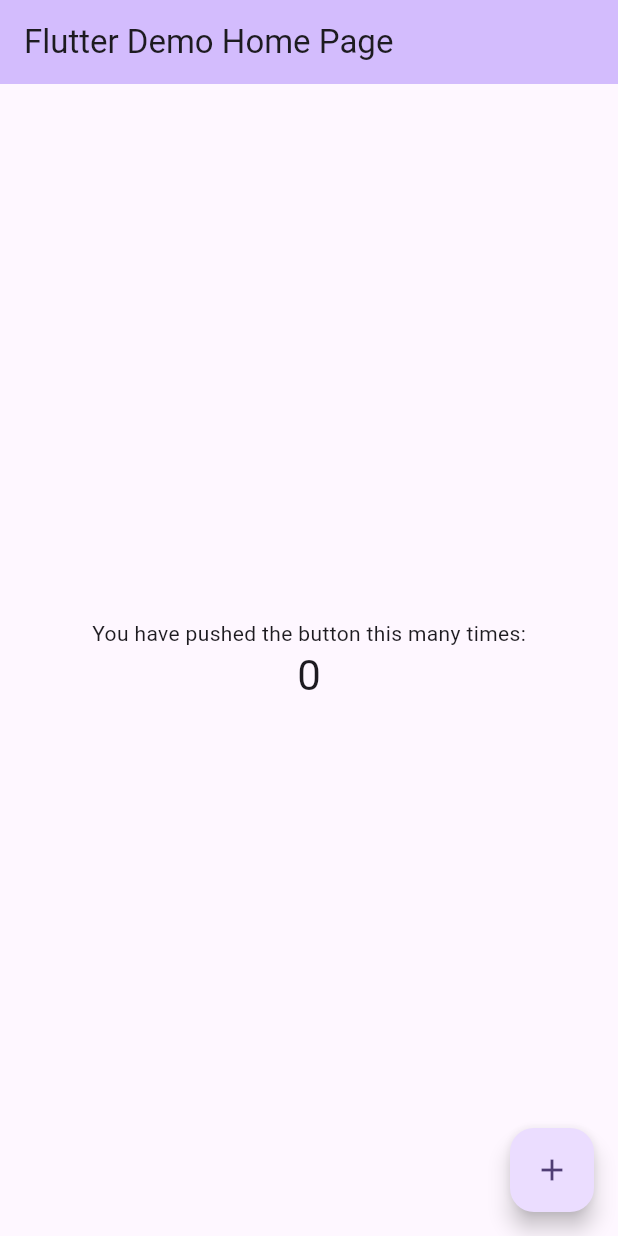
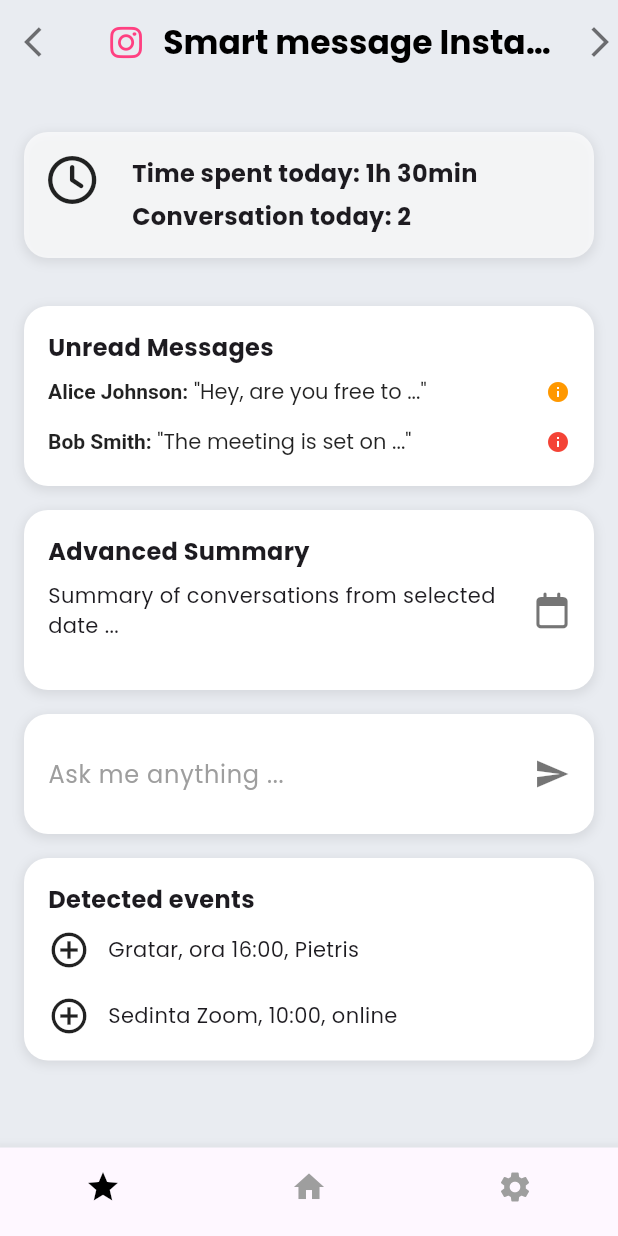
Before and after one commit to BicaMarius/Smart-Messages-App, a Flutter app: the screen it shows after launch, on a phone screen of 412 x 824 dp. Run offline on Flutter 3.47's test engine with Material 3 defaults, Android fonts, the phone set to English and light mode, and no system bars; our stand-ins replace font_awesome_flutter, google_fonts.

Commit message:
Prototype UI v0.1

```diff
--- a/frontend/lib/main.dart
+++ b/frontend/lib/main.dart
@@ -1,122 +1,250 @@
 import 'package:flutter/material.dart';
+import 'package:google_fonts/google_fonts.dart';
+import 'package:font_awesome_flutter/font_awesome_flutter.dart';
 
 void main() {
-  runApp(const MyApp());
+  runApp(MyApp());
 }
 
 class MyApp extends StatelessWidget {
-  const MyApp({super.key});
-
-  // This widget is the root of your application.
   @override
   Widget build(BuildContext context) {
     return MaterialApp(
-      title: 'Flutter Demo',
-      theme: ThemeData(
-        // This is the theme of your application.
-        //
-        // TRY THIS: Try running your application with "flutter run". You'll see
-        // the application has a purple toolbar. Then, without quitting the app,
-        // try changing the seedColor in the colorScheme below to Colors.green
-        // and then invoke "hot reload" (save your changes or press the "hot
-        // reload" button in a Flutter-supported IDE, or press "r" if you used
-        // the command line to start the app).
-        //
-        // Notice that the counter didn't reset back to zero; the application
-        // state is not lost during the reload. To reset the state, use hot
-        // restart instead.
-        //
-        // This works for code too, not just values: Most code changes can be
-        // tested with just a hot reload.
-        colorScheme: ColorScheme.fromSeed(seedColor: Colors.deepPurple),
-      ),
-      home: const MyHomePage(title: 'Flutter Demo Home Page'),
+      debugShowCheckedModeBanner: false,
+      home: HomePage(),
     );
   }
 }
 
-class MyHomePage extends StatefulWidget {
-  const MyHomePage({super.key, required this.title});
-
-  // This widget is the home page of your application. It is stateful, meaning
-  // that it has a State object (defined below) that contains fields that affect
-  // how it looks.
-
-  // This class is the configuration for the state. It holds the values (in this
-  // case the title) provided by the parent (in this case the App widget) and
-  // used by the build method of the State. Fields in a Widget subclass are
-  // always marked "final".
-
-  final String title;
-
+class HomePage extends StatelessWidget {
   @override
-  State<MyHomePage> createState() => _MyHomePageState();
-}
-
-class _MyHomePageState extends State<MyHomePage> {
-  int _counter = 0;
-
-  void _incrementCounter() {
-    setState(() {
-      // This call to setState tells the Flutter framework that something has
-      // changed in this State, which causes it to rerun the build method below
-      // so that the display can reflect the updated values. If we changed
-      // _counter without calling setState(), then the build method would not be
-      // called again, and so nothing would appear to happen.
-      _counter++;
-    });
+  Widget build(BuildContext context) {
+    return Scaffold(
+      backgroundColor: const Color(0xFFE9ECF1),
+      appBar: AppBar(
+        backgroundColor: Colors.transparent,
+        elevation: 0,
+        leading: const Icon(Icons.arrow_back_ios, color: Colors.black54),
+        centerTitle: true,
+        title: Column(
+        mainAxisSize: MainAxisSize.min,
+        children: [
+          Row(
+            mainAxisSize: MainAxisSize.min,
+            children: [
+              const Icon(FontAwesomeIcons.instagram, color: Colors.pinkAccent),
+              const SizedBox(width: 8),
+              Flexible(
+                child: Text(
+                  'Smart message Instagram',
+                  textAlign: TextAlign.center,
+                  softWrap: true,
+                  style: GoogleFonts.poppins(
+                    color: Colors.black,
+                    fontWeight: FontWeight.bold,
+                  ),
+                ),
+              ),
+            ],
+          ),
+        ],
+      ),
+        actions: const [
+          Icon(Icons.arrow_forward_ios, color: Colors.black54),
+        ],
+      ),
+      body: SingleChildScrollView(
+        child: Padding(
+          padding: const EdgeInsets.symmetric(horizontal: 16),
+          child: Column(
+            crossAxisAlignment: CrossAxisAlignment.stretch,
+            children: [
+              const SizedBox(height: 32),
+              Container(
+                padding: const EdgeInsets.all(16),
+                margin: const EdgeInsets.only(bottom: 24),
+                decoration: BoxDecoration(
+                  color: Colors.white70,
+                  borderRadius: BorderRadius.circular(16),
+                  boxShadow: [
+                    BoxShadow(
+                      color: Colors.black.withOpacity(0.08),
+                      spreadRadius: 1,
+                      blurRadius: 5,
+                      offset: const Offset(0, 2),
+                    ),
+                  ],
+                ),
+                child: Row(
+                  crossAxisAlignment: CrossAxisAlignment.start,
+                  children: [
+                    const Icon(FontAwesomeIcons.clock, size: 32),
+                    const SizedBox(width: 24),
+                    Expanded(
+                      child: Column(
+                        crossAxisAlignment: CrossAxisAlignment.start,
+                        children: [
+                          Text(
+                            'Time spent today: 1h 30min',
+                            style: GoogleFonts.poppins(
+                              fontSize: 16,
+                              fontWeight: FontWeight.bold,
+                            ),
+                          ),
+                          const SizedBox(height: 6),
+                          Text(
+                            'Conversation today: 2',
+                            style: GoogleFonts.poppins(
+                              fontSize: 16,
+                              fontWeight: FontWeight.bold,
+                            ),
+                          ),
+                        ],
+                      ),
+                    ),
+                  ],
+                ),
+              ),
+              buildCard(
+                context,
+                title: 'Unread Messages',
+                child: Column(
+                  children: [
+                    messageRow('Alice Johnson:', 'Hey, are you free to ...', Colors.orange),
+                    const SizedBox(height: 12),
+                    messageRow('Bob Smith:', 'The meeting is set on ...', Colors.red),
+                  ],
+                ),
+              ),
+              buildCard(
+                context,
+                title: 'Advanced Summary',
+                child: Row(
+                  mainAxisAlignment: MainAxisAlignment.spaceBetween,
+                  children: [
+                    Expanded(
+                      child: Text(
+                        'Summary of conversations from selected date ...',
+                        style: GoogleFonts.poppins(),
+                      ),
+                    ),
+                    const Icon(FontAwesomeIcons.calendar, color: Colors.black54),
+                  ],
+                ),
+              ),
+              buildCard(
+                context,
+                minHeight: 60,
+                child: Row(
+                  children: [
+                    Expanded(
+                      child: TextField(
+                        decoration: InputDecoration(
+                          hintText: 'Ask me anything ...',
+                          hintStyle: GoogleFonts.poppins(color: Colors.grey),
+                          border: InputBorder.none,
+                        ),
+                      ),
+                    ),
+                    const Icon(Icons.send, color: Colors.black54),
+                  ],
+                ),
+              ),
+              buildCard(
+                context,
+                title: 'Detected events',
+                child: Column(
+                  crossAxisAlignment: CrossAxisAlignment.start,
+                  children: [
+                    eventRow('Gratar, ora 16:00, Pietris'),
+                    const SizedBox(height: 16),
+                    eventRow('Sedinta Zoom, 10:00, online'),
+                  ],
+                ),
+              ),
+            ],
+          ),
+        ),
+      ),
+      bottomNavigationBar: BottomNavigationBar(
+        items: const [
+          BottomNavigationBarItem(icon: Icon(Icons.star), label: ''),
+          BottomNavigationBarItem(icon: Icon(Icons.home), label: ''),
+          BottomNavigationBarItem(icon: Icon(Icons.settings), label: ''),
+        ],
+        selectedItemColor: Colors.black,
+        unselectedItemColor: Colors.grey,
+        showSelectedLabels: false,
+        showUnselectedLabels: false,
+      ),
+    );
   }
 
-  @override
-  Widget build(BuildContext context) {
-    // This method is rerun every time setState is called, for instance as done
-    // by the _incrementCounter method above.
-    //
-    // The Flutter framework has been optimized to make rerunning build methods
-    // fast, so that you can just rebuild anything that needs updating rather
-    // than having to individually change instances of widgets.
-    return Scaffold(
-      appBar: AppBar(
-        // TRY THIS: Try changing the color here to a specific color (to
-        // Colors.amber, perhaps?) and trigger a hot reload to see the AppBar
-        // change color while the other colors stay the same.
-        backgroundColor: Theme.of(context).colorScheme.inversePrimary,
-        // Here we take the value from the MyHomePage object that was created by
-        // the App.build method, and use it to set our appbar title.
-        title: Text(widget.title),
+  Widget buildCard(BuildContext context, {String? title, required Widget child, double? minHeight}) {
+    return Container(
+      constraints: BoxConstraints(minHeight: minHeight ?? 120),
+      margin: const EdgeInsets.symmetric(vertical: 8),
+      decoration: BoxDecoration(
+        color: Colors.white,
+        borderRadius: BorderRadius.circular(16),
+        boxShadow: [
+          BoxShadow(
+            color: Colors.black.withOpacity(0.08),
+            spreadRadius: 1,
+            blurRadius: 5,
+            offset: const Offset(0, 2),
+          ),
+        ],
       ),
-      body: Center(
-        // Center is a layout widget. It takes a single child and positions it
-        // in the middle of the parent.
+      child: Padding(
+        padding: const EdgeInsets.all(16),
         child: Column(
-          // Column is also a layout widget. It takes a list of children and
-          // arranges them vertically. By default, it sizes itself to fit its
-          // children horizontally, and tries to be as tall as its parent.
-          //
-          // Column has various properties to control how it sizes itself and
-          // how it positions its children. Here we use mainAxisAlignment to
-          // center the children vertically; the main axis here is the vertical
-          // axis because Columns are vertical (the cross axis would be
-          // horizontal).
-          //
-          // TRY THIS: Invoke "debug painting" (choose the "Toggle Debug Paint"
-          // action in the IDE, or press "p" in the console), to see the
-          // wireframe for each widget.
-          mainAxisAlignment: MainAxisAlignment.center,
-          children: <Widget>[
-            const Text('You have pushed the button this many times:'),
-            Text(
-              '$_counter',
-              style: Theme.of(context).textTheme.headlineMedium,
-            ),
+          crossAxisAlignment: CrossAxisAlignment.start,
+          children: [
+            if (title != null) ...[
+              Text(
+                title,
+                style: GoogleFonts.poppins(fontSize: 16, fontWeight: FontWeight.bold),
+              ),
+              const SizedBox(height: 8),
+            ],
+            child,
           ],
         ),
       ),
-      floatingActionButton: FloatingActionButton(
-        onPressed: _incrementCounter,
-        tooltip: 'Increment',
-        child: const Icon(Icons.add),
-      ), // This trailing comma makes auto-formatting nicer for build methods.
+    );
+  }
+
+  Widget messageRow(String sender, String message, Color indicatorColor) {
+    return Row(
+      children: [
+        Expanded(
+          child: RichText(
+            overflow: TextOverflow.ellipsis,
+            text: TextSpan(
+              style: GoogleFonts.poppins(color: Colors.black87),
+              children: [
+                TextSpan(
+                  text: sender,
+                  style: const TextStyle(fontWeight: FontWeight.bold),
+                ),
+                TextSpan(text: ' \"$message\"'),
+              ],
+            ),
+          ),
+        ),
+        Icon(Icons.info, color: indicatorColor, size: 16),
+      ],
+    );
+  }
+
+  Widget eventRow(String text) {
+    return Row(
+      children: [
+        const Icon(Icons.add_circle_outline, size: 28, color: Colors.black87),
+        const SizedBox(width: 12),
+        Text(text, style: GoogleFonts.poppins()),
+      ],
     );
   }
 }
--- a/frontend/pubspec.yaml
+++ b/frontend/pubspec.yaml
@@ -28,6 +28,8 @@ environment:
 # the latest version available on pub.dev. To see which dependencies have newer
 # versions available, run `flutter pub outdated`.
 dependencies:
+  google_fonts: ^6.2.1
+  font_awesome_flutter: ^10.7.0
   flutter:
     sdk: flutter
 
```
Also changed, not shown: to-do.txt (+33 -0 lines), frontend/pubspec.lock, 4 other files.
